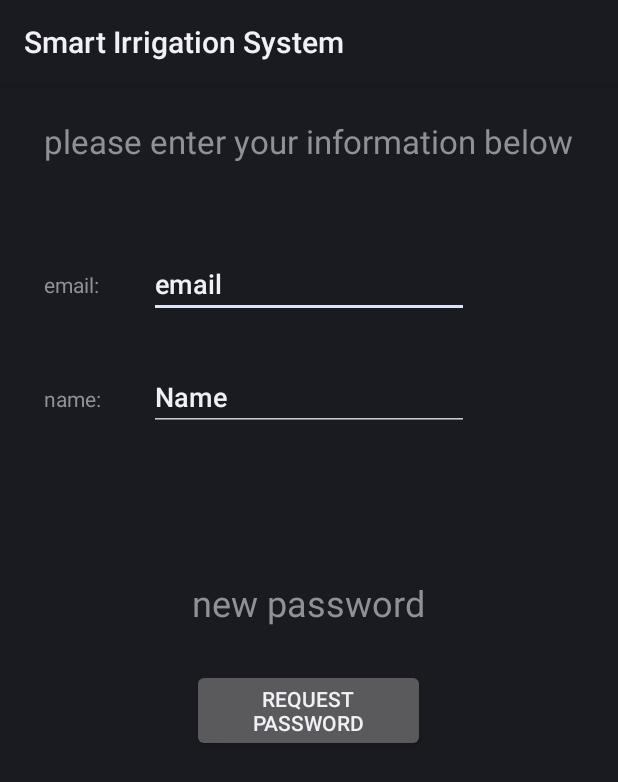
After one commit to dovi10/SIS, an Android app: the forgotPass screen opened directly, with no data from a screen before it, on a phone screen of 412 x 824 dp. The commit adds this screen. Shown: the top 782 px of the screen. Run offline under Robolectric (Android 15) with nearby library versions, the phone set to English and light mode, and no system bars.

```diff
--- a/app/build.gradle
+++ b/app/build.gradle
@@ -16,6 +16,8 @@ android {
             proguardFiles getDefaultProguardFile('proguard-android.txt'), 'proguard-rules.txt'
         }
     }
+
+
 }
 dependencies {
     compile 'com.android.support:appcompat-v7:20.0.0'
--- a/app/src/main/AndroidManifest.xml
+++ b/app/src/main/AndroidManifest.xml
@@ -38,6 +38,7 @@
             </intent-filter>
         </activity>
         <activity android:name=".Register" />
+        <activity android:name=".forgotPass" />
     </application>
 
 </manifest>
--- a/app/src/main/java/es/pymasde/SIS/BlueTerm.java
+++ b/app/src/main/java/es/pymasde/SIS/BlueTerm.java
@@ -51,6 +51,9 @@ import android.util.AttributeSet;
 import android.util.DisplayMetrics;
 import android.util.Log;
 import android.widget.Toast;
+
+import org.apache.http.HttpHost;
+
 
 
 public class BlueTerm extends Activity {
--- /dev/null
+++ b/app/src/main/java/es/pymasde/SIS/forgotPass.java
@@ -0,0 +1,27 @@
+package es.pymasde.SIS;
+
+import android.app.Activity;
+import android.os.Bundle;
+import android.support.annotation.Nullable;
+import android.view.View;
+import android.widget.Button;
+
+/**
+ * Created by Tomer on 09-Mar-18.
+ */
+
+public class forgotPass extends Activity {
+    Button gen;
+    @Override
+    protected void onCreate(@Nullable Bundle savedInstanceState) {
+        super.onCreate(savedInstanceState);
+        setContentView(R.layout.activity_forgot);
+        gen = (Button)findViewById(R.id.generate_new_password);
+        gen.setOnClickListener(new View.OnClickListener() {
+            @Override
+            public void onClick(View view) {
+
+            }
+        });
+    }
+}
--- /dev/null
+++ b/app/src/main/res/layout/activity_forgot.xml
@@ -0,0 +1,74 @@
+<?xml version="1.0" encoding="utf-8"?>
+<RelativeLayout xmlns:android="http://schemas.android.com/apk/res/android"
+    android:layout_width="match_parent" android:layout_height="match_parent">
+
+    <TextView
+        android:id="@+id/textView2"
+        android:layout_width="wrap_content"
+        android:layout_height="wrap_content"
+        android:layout_alignParentTop="true"
+        android:layout_centerHorizontal="true"
+        android:layout_marginTop="23dp"
+        android:text="@string/forgot_text"
+        android:textSize="22sp" />
+
+    <TextView
+        android:id="@+id/textView3"
+        android:layout_width="wrap_content"
+        android:layout_height="wrap_content"
+        android:layout_alignStart="@+id/textView2"
+        android:layout_below="@+id/textView2"
+        android:layout_marginTop="71dp"
+        android:text="email:" />
+
+    <EditText
+        android:id="@+id/forgot_email"
+        android:layout_width="wrap_content"
+        android:layout_height="wrap_content"
+        android:layout_below="@+id/textView2"
+        android:layout_centerHorizontal="true"
+        android:layout_marginTop="58dp"
+        android:ems="10"
+        android:inputType="textEmailAddress"
+        android:text="email" />
+
+    <EditText
+        android:id="@+id/forgot_name"
+        android:layout_width="wrap_content"
+        android:layout_height="wrap_content"
+        android:layout_alignStart="@+id/forgot_email"
+        android:layout_below="@+id/forgot_email"
+        android:layout_marginTop="30dp"
+        android:ems="10"
+        android:inputType="textPersonName"
+        android:text="Name" />
+
+    <TextView
+        android:id="@+id/textView4"
+        android:layout_width="wrap_content"
+        android:layout_height="wrap_content"
+        android:layout_alignBaseline="@+id/forgot_name"
+        android:layout_alignBottom="@+id/forgot_name"
+        android:layout_alignStart="@+id/textView3"
+        android:text="name:" />
+
+    <TextView
+        android:id="@+id/new_pass"
+        android:layout_width="wrap_content"
+        android:layout_height="wrap_content"
+        android:layout_below="@+id/forgot_name"
+        android:layout_centerHorizontal="true"
+        android:layout_marginTop="98dp"
+        android:text="new password"
+        android:textSize="24sp" />
+
+    <Button
+        android:id="@+id/generate_new_password"
+        android:layout_width="wrap_content"
+        android:layout_height="wrap_content"
+        android:layout_alignEnd="@+id/new_pass"
+        android:layout_alignStart="@+id/new_pass"
+        android:layout_below="@+id/new_pass"
+        android:layout_marginTop="28dp"
+        android:text="request password" />
+</RelativeLayout>
--- a/app/src/main/res/values/strings.xml
+++ b/app/src/main/res/values/strings.xml
@@ -2,7 +2,7 @@
 <resources>
 
     <string name="app_name">Smart Irrigation System</string>
-    <string name="app_version">0.0.3</string>
+    <string name="app_version">0.0.32</string>
 
     <string name="alert_dialog_no_bt">Cannot use this application without bluetooth.</string>
     <string name="alert_dialog_yes">Yes</string>
@@ -86,7 +86,8 @@
     <string name="dialog_title_screenorientation_preference">Screen orientation</string>
 
     <string name="pymasde_es">http://pymasde.es/</string>
-
+    <string name="git">https://github.com/dovi10/SIS</string>
+    <string name="forgot_text">please enter your information below</string>
     <!-- Don't localize these default values -->
     <string name="default_value_localecho_preference">false</string>
     <string name="default_value_allowinsecureconnections_preference">true</string>
@@ -96,5 +97,4 @@
     <string name="default_value_end_of_line_0D_preference">13</string>
     <string name="default_value_end_of_line_0A_preference">10</string>
     <string name="default_screenorientation_preference">0</string>
-    <string name="git">https://github.com/dovi10/SIS</string>
 </resources>
```
Also changed, not shown: app/src/main/java/es/pymasde/SIS/API_calls.java (deleted, +0 -25 lines), app/src/main/java/es/pymasde/SIS/Elastic_API.java (added, +95 -0 lines), app/src/main/java/es/pymasde/SIS/Login.java (+34 -11 lines), app/src/main/java/es/pymasde/SIS/Mongo_Auth.java (added, +46 -0 lines), app/src/main/java/es/pymasde/SIS/user_data/Measurements.java (added, +118 -0 lines), app/src/main/res/layout/activity_login.xml (+13 -4 lines), app/src/main/res/drawable-hdpi/sis_icon.jpg, app/src/main/res/drawable-hdpi/sis_icon2.jpg (added), 2726 other files.
